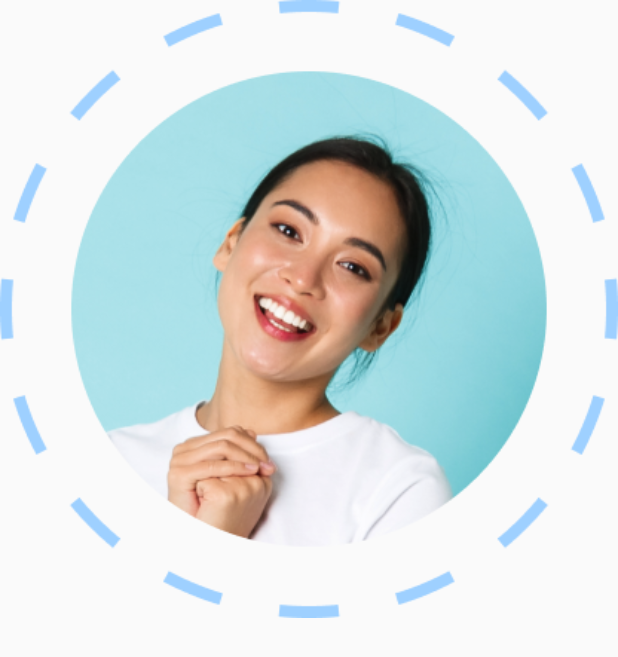
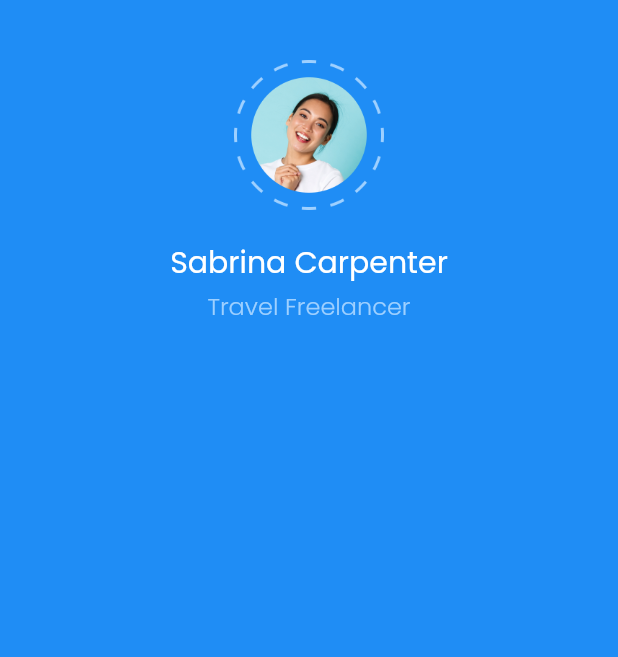
Before and after one commit to FachrulRivaldy/bwa_chatty, a Flutter app: the screen it shows after launch, on a phone screen of 412 x 824 dp. Shown: the top 657 px of the screen. Run offline on Flutter 3.47's test engine with Material 2 defaults, Android fonts, the phone set to English and light mode, and no system bars.

Commit message:
Chatty 4

```diff
--- a/lib/homepage.dart
+++ b/lib/homepage.dart
@@ -1,4 +1,5 @@
 import 'package:flutter/material.dart';
+import 'theme.dart';
 
 class HomePage extends StatelessWidget {
   const HomePage({Key? key}) : super(key: key);
@@ -6,7 +7,40 @@ class HomePage extends StatelessWidget {
   @override
   Widget build(BuildContext context) {
     return Scaffold(
-      body: Image.asset('assets/images/profpic.png'),
+      backgroundColor: blueColor,
+      body: SafeArea(
+          child: Center(
+        child: Column(
+          children: [
+            SizedBox(
+              height: 40,
+            ),
+            Image.asset(
+              'assets/images/profpic.png',
+              width: 100,
+              height: 100,
+            ),
+            SizedBox(
+              height: 20,
+            ),
+            Text(
+              "Sabrina Carpenter",
+              style: TextStyle(
+                  color: whiteColor, fontSize: 20, fontWeight: FontWeight.w400),
+            ),
+            SizedBox(
+              height: 2,
+            ),
+            Text(
+              "Travel Freelancer",
+              style: TextStyle(
+                  color: lightBlueColor,
+                  fontSize: 16,
+                  fontWeight: FontWeight.w300),
+            ),
+          ],
+        ),
+      )),
     );
   }
 }
```
